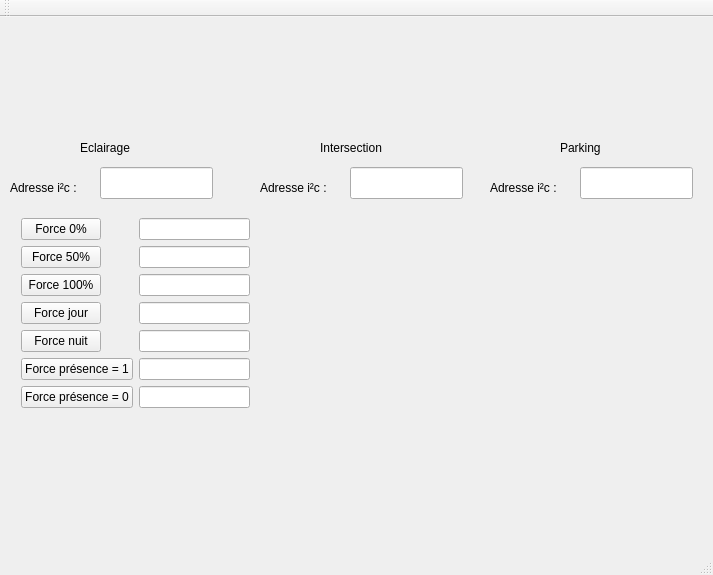
First picture: the form in cihmi2c.ui, repository florian-pichery/SmartCity2021, before the edit.
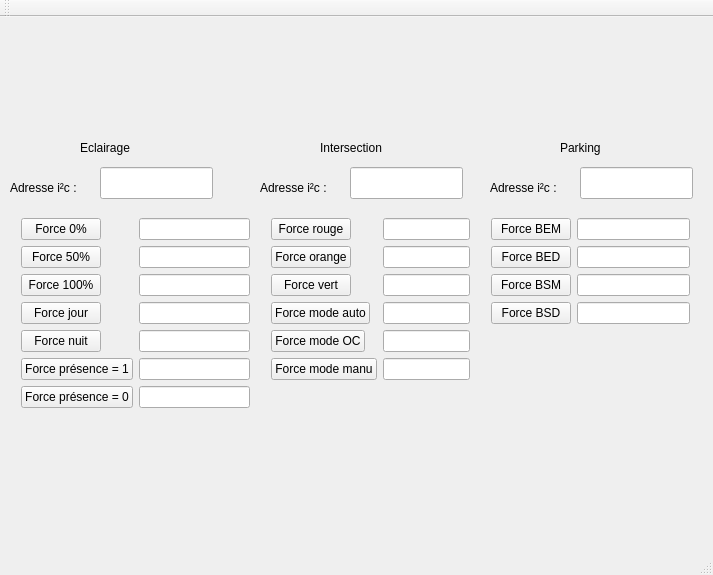
Second picture: the form after the edit.

Patch:
```diff
--- a/cihmi2c.ui
+++ b/cihmi2c.ui
@@ -124,7 +124,68 @@
       <height>261</height>
      </rect>
     </property>
-    <layout class="QFormLayout" name="formLayout_2"/>
+    <layout class="QFormLayout" name="formLayout_2">
+     <item row="0" column="0">
+      <widget class="QPushButton" name="pbRouge">
+       <property name="text">
+        <string>Force rouge</string>
+       </property>
+      </widget>
+     </item>
+     <item row="0" column="1">
+      <widget class="QLineEdit" name="leRouge"/>
+     </item>
+     <item row="1" column="0">
+      <widget class="QPushButton" name="pbOrange">
+       <property name="text">
+        <string>Force orange</string>
+       </property>
+      </widget>
+     </item>
+     <item row="1" column="1">
+      <widget class="QLineEdit" name="leOrange"/>
+     </item>
+     <item row="2" column="0">
+      <widget class="QPushButton" name="pbVert">
+       <property name="text">
+        <string>Force vert</string>
+       </property>
+      </widget>
+     </item>
+     <item row="2" column="1">
+      <widget class="QLineEdit" name="leVert"/>
+     </item>
+     <item row="3" column="0">
+      <widget class="QPushButton" name="pbModAuto">
+       <property name="text">
+        <string>Force mode auto</string>
+       </property>
+      </widget>
+     </item>
+     <item row="3" column="1">
+      <widget class="QLineEdit" name="leAuto"/>
+     </item>
+     <item row="4" column="0">
+      <widget class="QPushButton" name="pbModOC">
+       <property name="text">
+        <string>Force mode OC</string>
+       </property>
+      </widget>
+     </item>
+     <item row="4" column="1">
+      <widget class="QLineEdit" name="leOC"/>
+     </item>
+     <item row="5" column="0">
+      <widget class="QPushButton" name="pbModManu">
+       <property name="text">
+        <string>Force mode manu</string>
+       </property>
+      </widget>
+     </item>
+     <item row="5" column="1">
+      <widget class="QLineEdit" name="leManu"/>
+     </item>
+    </layout>
    </widget>
    <widget class="QWidget" name="formLayoutWidget_3">
     <property name="geometry">
@@ -135,7 +196,48 @@
       <height>261</height>
      </rect>
     </property>
-    <layout class="QFormLayout" name="formLayout_3"/>
+    <layout class="QFormLayout" name="formLayout_3">
+     <item row="0" column="0">
+      <widget class="QPushButton" name="pbBEM">
+       <property name="text">
+        <string>Force BEM</string>
+       </property>
+      </widget>
+     </item>
+     <item row="0" column="1">
+      <widget class="QLineEdit" name="leBEM"/>
+     </item>
+     <item row="1" column="0">
+      <widget class="QPushButton" name="pbBED">
+       <property name="text">
+        <string>Force BED</string>
+       </property>
+      </widget>
+     </item>
+     <item row="1" column="1">
+      <widget class="QLineEdit" name="leBED"/>
+     </item>
+     <item row="2" column="0">
+      <widget class="QPushButton" name="pbBSM">
+       <property name="text">
+        <string>Force BSM</string>
+       </property>
+      </widget>
+     </item>
+     <item row="3" column="0">
+      <widget class="QPushButton" name="pbBSD">
+       <property name="text">
+        <string>Force BSD</string>
+       </property>
+      </widget>
+     </item>
+     <item row="2" column="1">
+      <widget class="QLineEdit" name="leBSM"/>
+     </item>
+     <item row="3" column="1">
+      <widget class="QLineEdit" name="leBSD"/>
+     </item>
+    </layout>
    </widget>
    <widget class="QLabel" name="label_2">
     <property name="geometry">
```
Left out of the diff: 6 changed lines with no effect on the pictures.
